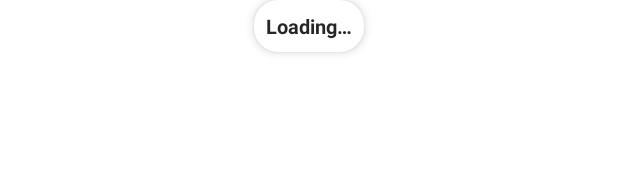
After one commit to Xolcars/test_app_lm, an Android app: the layout dialog_random_beer.xml on its own in the app's theme, with its tools: preview values and no code run, on a phone screen of 412 x 824 dp. The commit adds this screen. Shown: the top 190 px of the screen. Run offline under Robolectric (Android 15) with nearby library versions, the phone set to English and light mode, and no system bars.

Commit message:
Dialog random beer added

```diff
--- a/app/src/main/java/com/testapp/testapp_app/features/stylesbeerlist/BeerStylesListFragment.kt
+++ b/app/src/main/java/com/testapp/testapp_app/features/stylesbeerlist/BeerStylesListFragment.kt
@@ -1,14 +1,21 @@
 package com.testapp.testapp_app.features.stylesbeerlist
 
+import android.app.Dialog
+import android.graphics.Color
+import android.graphics.drawable.ColorDrawable
 import android.os.Bundle
 import android.view.LayoutInflater
 import android.view.View
 import android.view.ViewGroup
+import android.view.Window
 import androidx.lifecycle.Observer
 import androidx.recyclerview.widget.LinearLayoutManager
 import com.testapp.testapp_app.R
+import com.testapp.testapp_app.models.BeerBean
 import com.testapp.testapp_app.models.BeerStyleBean
 import com.testapp.testapp_app.setup.BaseFragment
+import com.testapp.testapp_app.setup.extensions.showProgressDialog
+import kotlinx.android.synthetic.main.dialog_random_beer.*
 import kotlinx.android.synthetic.main.fragment_services_list.*
 import org.koin.android.ext.android.inject
 
@@ -54,6 +61,21 @@ class BeerStylesListFragment: BaseFragment(), BeerStyleAdapter.OnItemListDelegat
         }
     }
 
+    private fun showDialogRandomBeer(randomBeer: BeerBean) {
+        context?.let {
+            Dialog(it).apply {
+                setCancelable(true)
+                setContentView(R.layout.dialog_random_beer)
+
+                //Fill dialog UI:
+                textRBName?.text = randomBeer.name
+
+                window?.setBackgroundDrawable(ColorDrawable(Color.TRANSPARENT))
+                show()
+            }
+        }
+    }
+
     //region Observers
     private fun observers() {
         //Random Beer request
@@ -69,8 +91,8 @@ class BeerStylesListFragment: BaseFragment(), BeerStyleAdapter.OnItemListDelegat
     private fun randomBeerObserver() {
         viewModel.randomBeer.observe(viewLifecycleOwner, Observer {
             hideProgressDialog()
+            showDialogRandomBeer(it)
             viewModel.getServicesRequest()
-            //TODO: Show dialog with random beer
         })
     }
 
--- a/app/src/main/java/com/testapp/testapp_app/setup/extensions/DialogExtensions.kt
+++ b/app/src/main/java/com/testapp/testapp_app/setup/extensions/DialogExtensions.kt
@@ -17,7 +17,6 @@ fun BaseActivity.showProgressDialog() {
         show()
         this@showProgressDialog.progressDialog = this
     }
-
 }
 
 fun BaseActivity.hideProgressDialog() {
--- /dev/null
+++ b/app/src/main/res/layout/dialog_random_beer.xml
@@ -0,0 +1,39 @@
+<?xml version="1.0" encoding="utf-8"?>
+<com.google.android.material.card.MaterialCardView
+    android:layout_width="wrap_content"
+    android:layout_height="wrap_content"
+    xmlns:android="http://schemas.android.com/apk/res/android"
+    xmlns:app="http://schemas.android.com/apk/res-auto"
+    android:layout_gravity="center|top"
+    app:cardCornerRadius="16dp"
+    app:cardElevation="4dp"
+    xmlns:tools="http://schemas.android.com/tools">
+
+    <androidx.constraintlayout.widget.ConstraintLayout
+        android:layout_width="wrap_content"
+        android:layout_height="wrap_content"
+        android:layout_gravity="center|top"
+        android:background="@android:color/transparent">
+
+        <TextView
+            android:id="@+id/textRBName"
+            android:layout_width="wrap_content"
+            android:layout_height="wrap_content"
+            android:layout_marginStart="8dp"
+            android:layout_marginTop="8dp"
+            android:layout_marginEnd="8dp"
+            android:layout_marginBottom="8dp"
+            android:gravity="center"
+            android:text="@string/loading"
+            android:textColor="#262626"
+            android:textSize="13sp"
+            android:textStyle="bold"
+            app:layout_constraintBottom_toBottomOf="parent"
+            app:layout_constraintEnd_toEndOf="parent"
+            app:layout_constraintStart_toStartOf="parent"
+            app:layout_constraintTop_toTopOf="parent" />
+
+
+    </androidx.constraintlayout.widget.ConstraintLayout>
+
+</com.google.android.material.card.MaterialCardView>
```
